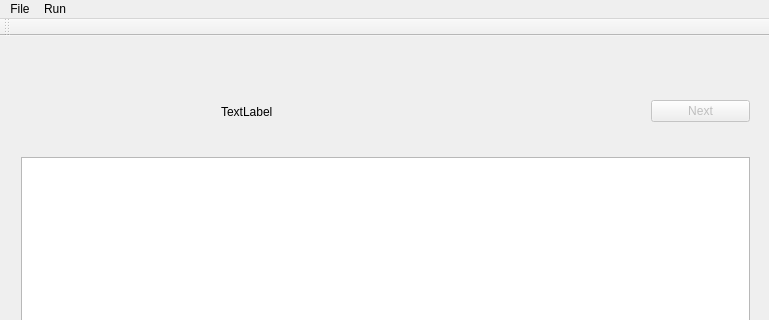
D3nn4/gb_emu, file src/mainwindow.ui: the form before one commit; both pictures show x 0 to 769 and y 0 to 320 of the 1009 by 603 pixel window.
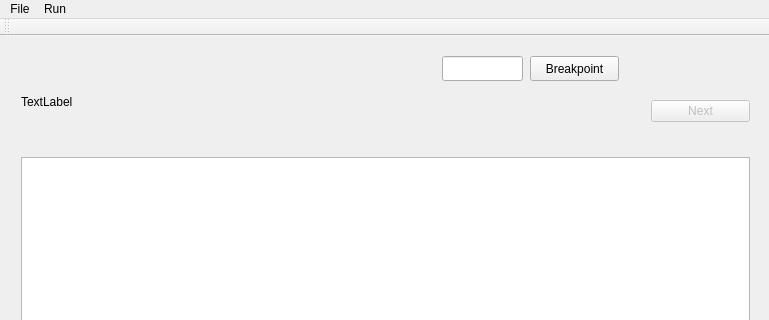
The form after the commit.

The edit to the form file:
```diff
--- a/src/mainwindow.ui
+++ b/src/mainwindow.ui
@@ -109,8 +109,8 @@
    <widget class="QWidget" name="verticalLayoutWidget_4">
     <property name="geometry">
      <rect>
-      <x>210</x>
-      <y>50</y>
+      <x>10</x>
+      <y>40</y>
       <width>401</width>
       <height>51</height>
      </rect>
@@ -159,6 +159,29 @@
      </item>
     </layout>
    </widget>
+   <widget class="QPushButton" name="breakpointButton">
+    <property name="geometry">
+     <rect>
+      <x>530</x>
+      <y>20</y>
+      <width>89</width>
+      <height>25</height>
+     </rect>
+    </property>
+    <property name="text">
+     <string>Breakpoint</string>
+    </property>
+   </widget>
+   <widget class="QLineEdit" name="breakpointEntry">
+    <property name="geometry">
+     <rect>
+      <x>442</x>
+      <y>20</y>
+      <width>81</width>
+      <height>25</height>
+     </rect>
+    </property>
+   </widget>
   </widget>
   <widget class="QToolBar" name="mainToolBar">
    <attribute name="toolBarArea">
```
